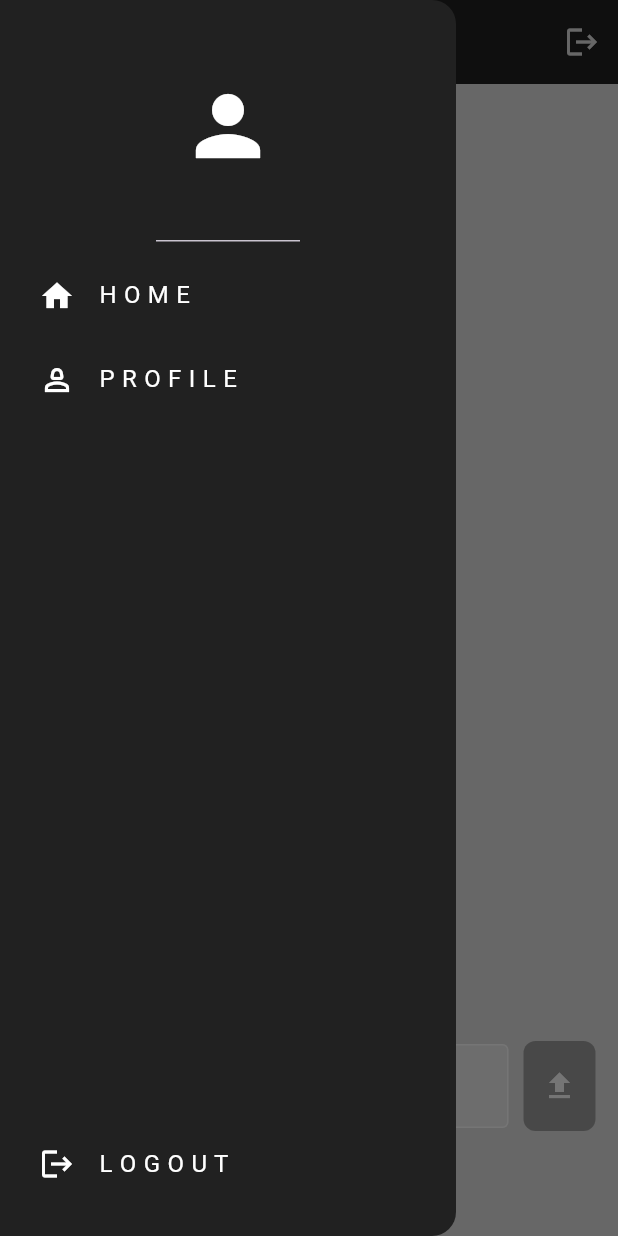
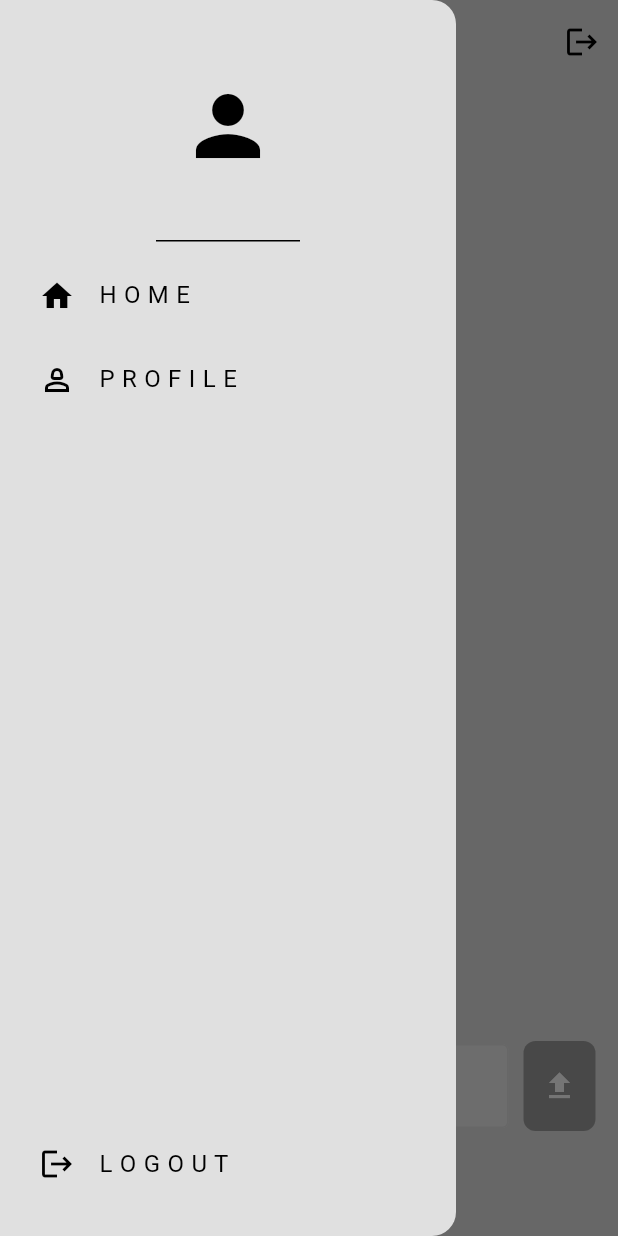
Before and after one commit to raziullah7/GCU-FanBase--social-media-app-, a Flutter app: the screen it shows once a user with an empty profile is signed in, with the side drawer open, on a phone screen of 412 x 824 dp. Run offline on Flutter 3.47's test engine with Material 3 defaults, Android fonts, the phone set to English and light mode, and no system bars; our stand-ins replace cloud_firestore, firebase_auth, firebase_core; missing offline and left inert: dart:ffi; accounts and stored records are empty; generated files the repository leaves out were written again; network calls fail.

Commit message:
=> finished the system to delete posts => also implemented the dark and white theme changes depending upon the system theme

```diff
--- a/lib/components/comment.dart
+++ b/lib/components/comment.dart
@@ -17,7 +17,7 @@
   Widget build(BuildContext context) {
     return Container(
       decoration: BoxDecoration(
-        color: Colors.grey[300],
+        color: Theme.of(context).colorScheme.secondary,
         borderRadius: BorderRadius.circular(8),
       ),
       margin: const EdgeInsets.only(bottom: 5),
--- a/lib/components/my_drawer.dart
+++ b/lib/components/my_drawer.dart
@@ -1,7 +1,6 @@
 import 'package:firebase_auth/firebase_auth.dart';
 import 'package:flutter/material.dart';
 import 'package:the_final_app/components/my_list_tile.dart';
-
 import '../pages/profile_page.dart';
 
 class MyDrawer extends StatelessWidget {
@@ -22,17 +21,17 @@
   @override
   Widget build(BuildContext context) {
     return Drawer(
-      backgroundColor: Colors.grey[900],
+      backgroundColor: Theme.of(context).colorScheme.background,
       child: Column(
         mainAxisAlignment: MainAxisAlignment.spaceBetween,
         children: [
           Column(
             children: [
               // header or title of the drawer
-              const DrawerHeader(
+              DrawerHeader(
                 child: Icon(
                   Icons.person,
-                  color: Colors.white,
+                  color: Theme.of(context).colorScheme.tertiary,
                   size: 64,
                 ),
               ),
--- a/lib/components/my_list_tile.dart
+++ b/lib/components/my_list_tile.dart
@@ -17,8 +17,11 @@
     return Padding(
       padding: const EdgeInsets.only(left: 10.0),
       child: ListTile(
-        leading: Icon(icon, color: Colors.white),
-        title: Text(text, style: const TextStyle(color: Colors.white)),
+        leading: Icon(icon, color: Theme.of(context).colorScheme.tertiary),
+        title: Text(
+          text,
+          style: TextStyle(color: Theme.of(context).colorScheme.tertiary),
+        ),
         onTap: onTap,
       ),
     );
--- a/lib/components/my_text_box.dart
+++ b/lib/components/my_text_box.dart
@@ -20,7 +20,7 @@
       padding: const EdgeInsets.only(bottom: 15),
       margin: const EdgeInsets.symmetric(horizontal: 15),
       decoration: BoxDecoration(
-        color: Colors.grey[200],
+        color: Theme.of(context).colorScheme.primary,
         borderRadius: BorderRadius.circular(8),
       ),
       child: Column(
--- a/lib/components/my_text_field.dart
+++ b/lib/components/my_text_field.dart
@@ -19,8 +19,8 @@
       obscureText: obscureText,
       decoration: InputDecoration(
         // appearance of the text field before clicking on it (non-focused)
-        enabledBorder: const OutlineInputBorder(
-          borderSide: BorderSide(color: Colors.white),
+        enabledBorder: OutlineInputBorder(
+          borderSide: BorderSide(color: Theme.of(context).colorScheme.secondary),
         ),
 
         // appearance of the text field after clicking on it (focused)
@@ -33,7 +33,7 @@
         hintStyle: TextStyle(color: Colors.grey[500]),
 
         // filling the text field with color grey[200]
-        fillColor: Colors.grey[200],
+        fillColor: Theme.of(context).colorScheme.primary,
         filled: true,
       ),
     );
--- a/lib/main.dart
+++ b/lib/main.dart
@@ -2,6 +2,8 @@
 import 'package:flutter/material.dart';
 import 'package:the_final_app/auth/auth.dart';
 import 'package:the_final_app/firebase_options.dart';
+import 'package:the_final_app/theme/dark_theme.dart';
+import 'package:the_final_app/theme/light_theme.dart';
 
 void main() async {
   WidgetsFlutterBinding.ensureInitialized();
@@ -17,9 +19,11 @@
 
   @override
   Widget build(BuildContext context) {
-    return const MaterialApp(
+    return MaterialApp(
       debugShowCheckedModeBanner: false,
-      home: AuthPage(),
+      theme: lightTheme,
+      darkTheme: darkTheme,
+      home: const AuthPage(),
     );
   }
 }
--- a/lib/pages/home_page.dart
+++ b/lib/pages/home_page.dart
@@ -63,21 +63,10 @@
   @override
   Widget build(BuildContext context) {
     return Scaffold(
-      backgroundColor: Colors.grey[300],
+      backgroundColor: Theme.of(context).colorScheme.background,
       appBar: AppBar(
-        iconTheme: IconThemeData(
-          color: Colors.grey[300], // Change this to your desired color
-        ),
-        backgroundColor: Colors.grey[900],
         title: const Center(
-          child: Text(
-            "GCU FanBase",
-            style: TextStyle(
-              color: Colors.white,
-              fontSize: 30,
-              fontWeight: FontWeight.bold,
-            ),
-          ),
+          child: Text("GCU FanBase"),
         ),
         actions: [
           IconButton(
@@ -108,7 +97,6 @@
                     return ListView.builder(
                       itemCount: snapshot.data?.docs.length,
                       itemBuilder: (context, index) {
-
                         // make a post from the snapshot and return it as HomePost
                         final post = snapshot.data!.docs[index];
                         return HomePost(
--- /dev/null
+++ b/lib/theme/dark_theme.dart
@@ -0,0 +1,15 @@
+import 'package:flutter/material.dart';
+
+ThemeData darkTheme = ThemeData(
+  brightness: Brightness.dark,
+  colorScheme: ColorScheme.dark(
+    background: Colors.black,
+    primary: Colors.grey[900]!,
+    secondary: Colors.grey[800]!,
+    tertiary: Colors.grey[300]!,
+  ),
+  appBarTheme: const AppBarTheme(color: Colors.black),
+  textButtonTheme: TextButtonThemeData(
+    style: TextButton.styleFrom(foregroundColor: Colors.white),
+  ),
+);
--- /dev/null
+++ b/lib/theme/light_theme.dart
@@ -0,0 +1,20 @@
+import 'package:flutter/material.dart';
+
+ThemeData lightTheme = ThemeData(
+  brightness: Brightness.light,
+  appBarTheme: const AppBarTheme(
+    color: Colors.transparent,
+    elevation: 0,
+    iconTheme: IconThemeData(color: Colors.black),
+    titleTextStyle: TextStyle(color: Colors.black, fontSize: 30),
+  ),
+  colorScheme: ColorScheme.light(
+    background: Colors.grey[300]!,
+    primary: Colors.grey[200]!,
+    secondary: Colors.grey[300]!,
+    tertiary: Colors.black,
+  ),
+  textButtonTheme: TextButtonThemeData(
+    style: TextButton.styleFrom(foregroundColor: Colors.black),
+  ),
+);
```
Also changed, not shown: lib/components/delete_button.dart (added, +16 -0 lines), lib/components/gcu_home_post.dart (+74 -10 lines), lib/pages/profile_page.dart (+6 -6 lines).
